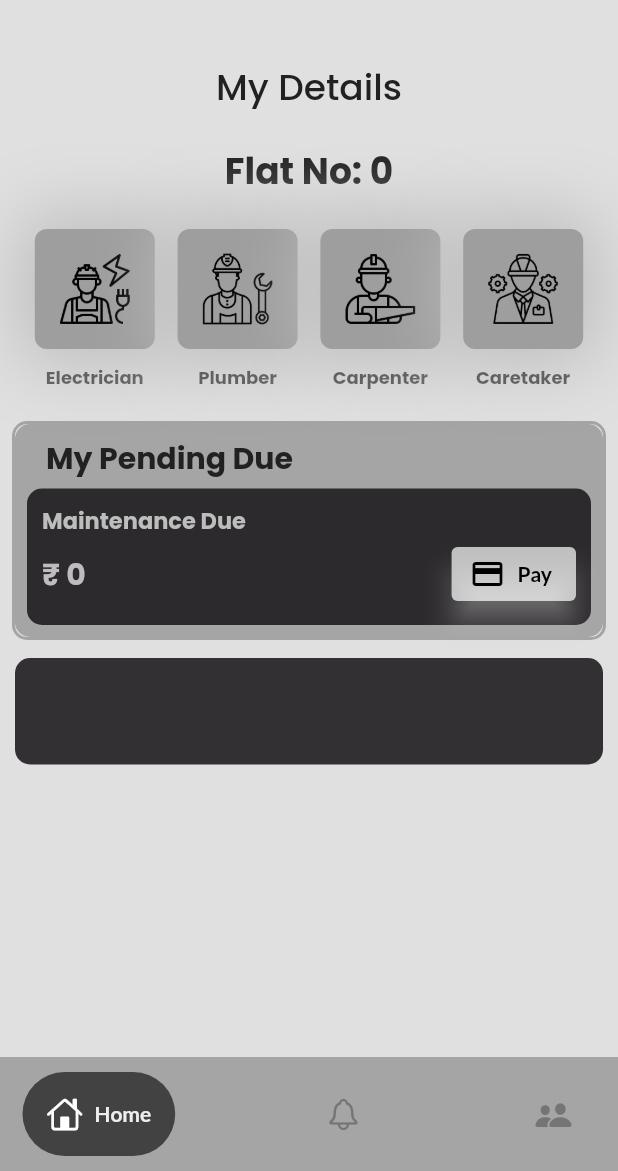
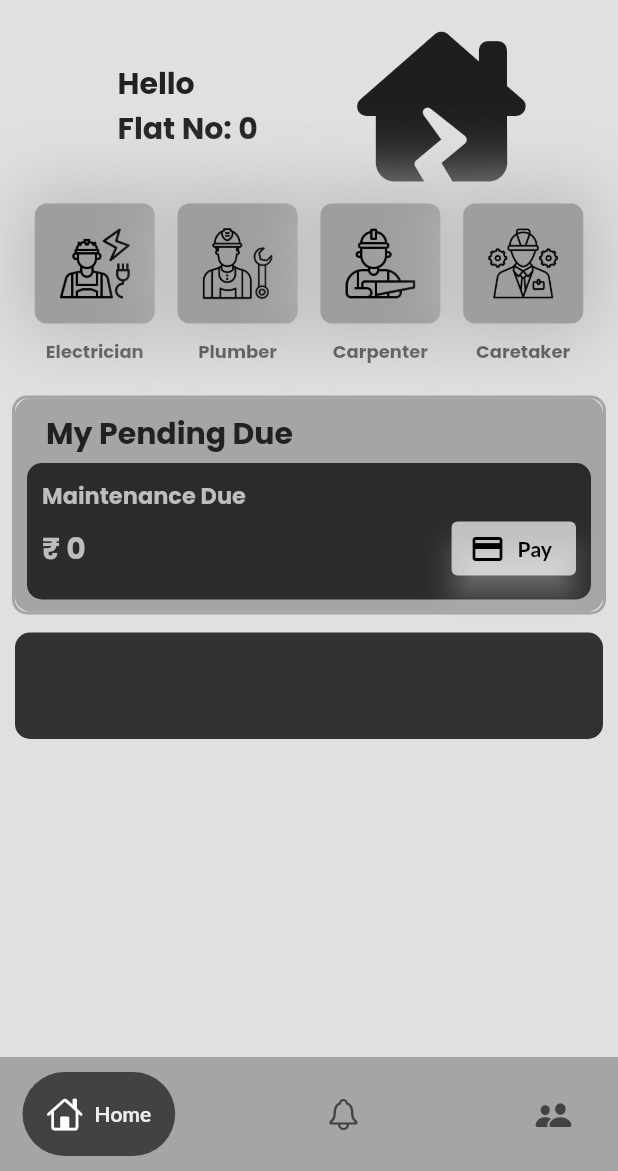
Before and after one commit to rishabhky/society_app, a Flutter app: the AdminHome screen opened directly with empty values, on a phone screen of 412 x 824 dp, the part 65-1236 px from its top. Run offline on Flutter 3.47's test engine with Material 2 defaults, Android fonts, the phone set to English and light mode, and no system bars; drawn by our look-alikes of google_nav_bar; our stand-ins replace cloud_firestore, file_picker, firebase_auth, firebase_core, firebase_storage, flutter_speed_dial and 3 more; missing offline and left inert: easy_pdf_viewer, razorpay_flutter; accounts and stored records are empty.

Commit message:
Maintenace page -2

```diff
--- a/lib/pages/admin_home.dart
+++ b/lib/pages/admin_home.dart
@@ -37,6 +37,7 @@ class _AdminHomeState extends State<AdminHome> {
   Razorpay _razorpay = Razorpay();
   int _selectedIndex = 0;
   int maintenance = 0;
+  String name = '';
 
   @override
   void initState() {
@@ -83,6 +84,7 @@ class _AdminHomeState extends State<AdminHome> {
           flatNumber = userData['flat'] ?? 0;
           isAdmin = userData['role'] ?? '';
           maintenance = userData['maintenance'] ?? 0;
+          name = userData['name'] ?? '';
         });
         print('User data exists: $userData');
       } else {
@@ -113,6 +115,7 @@ class _AdminHomeState extends State<AdminHome> {
           predefinedAmount: predefinedAmount,
           razorpay: _razorpay,
           flatNumber: flatNumber,
+          name: name,
         ),
       );
     } else if (index == 1) {
@@ -172,7 +175,7 @@ class _AdminHomeState extends State<AdminHome> {
         child: Padding(
           padding: const EdgeInsets.symmetric(horizontal: 15, vertical: 10),
           child: GNav(
-            color: Colors.grey.shade600,
+            color: Colors.grey.shade800,
             activeColor: Colors.white,
             tabBackgroundColor: Colors.grey.shade800,
             gap: 8,
--- a/lib/pages/home_page.dart
+++ b/lib/pages/home_page.dart
@@ -36,6 +36,7 @@ class _HomePageState extends State<HomePage> {
   Razorpay _razorpay = Razorpay();
   int _selectedIndex = 0;
   int maintenance = 0;
+  String name = '';
 
   @override
   void initState() {
@@ -82,6 +83,7 @@ class _HomePageState extends State<HomePage> {
           flatNumber = userData['flat'] ?? 0;
           isAdmin = userData['role'] ?? '';
           maintenance = userData['maintenance'] ?? 0;
+          name = userData['name'] ?? '';
         });
         print('User data exists: $userData');
       } else {
@@ -111,6 +113,7 @@ class _HomePageState extends State<HomePage> {
         predefinedAmount: predefinedAmount,
         razorpay: _razorpay,
         flatNumber: flatNumber,
+        name: name,
       );
     } else if (index == 1) {
       return NoticeBoardScreen(isAdmin: isAdmin == 'admin');
--- a/lib/pages/maintenance.dart
+++ b/lib/pages/maintenance.dart
@@ -4,7 +4,8 @@ import 'package:flutter/material.dart';
 import 'package:google_fonts/google_fonts.dart';
 import 'package:razorpay_flutter/razorpay_flutter.dart';
 import 'package:vmg/utils/mybutton.dart';
-
+import 'package:font_awesome_flutter/font_awesome_flutter.dart';
+import 'package:intl/intl.dart';
 import 'admin_home.dart';
 
 class MaintenanceScreen extends StatefulWidget {
@@ -12,12 +13,14 @@ class MaintenanceScreen extends StatefulWidget {
   final double predefinedAmount;
   final Razorpay razorpay;
   final int flatNumber;
+  final String name;
 
   MaintenanceScreen({
     required this.maintenance,
     required this.predefinedAmount,
     required this.razorpay,
     required this.flatNumber,
+    required this.name,
   });
 
   @override
@@ -68,30 +71,25 @@ class _MaintenanceScreenState extends State<MaintenanceScreen> {
           child: Center(
             child: Column(
               children: [
-                const SizedBox(
-                  height: 20,
-                ),
-                Text(
-                  "My Details",
-                  style: GoogleFonts.poppins(
-                    color: Colors.grey.shade900,
-                    fontSize: 24,
-                    fontWeight: FontWeight.w500,
-                  ),
-                ),
-                const SizedBox(
-                  height: 20,
-                ),
-                Text(
-                  "Flat No: ${widget.flatNumber}",
-                  style: GoogleFonts.poppins(
-                    color: Colors.grey.shade900,
-                    fontSize: 24,
-                    fontWeight: FontWeight.bold,
-                  ),
+                Row(
+                  mainAxisAlignment: MainAxisAlignment.spaceEvenly,
+                  children: [
+                    Text(
+                      " Hello ${widget.name}\n Flat No: ${widget.flatNumber}",
+                      style: GoogleFonts.poppins(
+                        color: Colors.grey.shade900,
+                        fontSize: 20,
+                        fontWeight: FontWeight.w700,
+                      ),
+                    ),
+                    Icon(
+                      FontAwesomeIcons.houseChimneyCrack,
+                      size: 100,
+                    )
+                  ],
                 ),
                 SizedBox(
-                  height: 20,
+                  height: 15,
                 ),
                 Row(
                   mainAxisAlignment: MainAxisAlignment.spaceEvenly,
--- a/pubspec.yaml
+++ b/pubspec.yaml
@@ -47,6 +47,7 @@ dependencies:
   file_picker: ^5.5.0
   easy_pdf_viewer: ^1.0.7
   pdf: ^3.10.4
+  intl: ^0.18.1
 
 
 
@@ -54,6 +55,7 @@ dev_dependencies:
   flutter_test:
     sdk: flutter
   flutter_launcher_icons: ^0.13.1
+  font_awesome_flutter: ^10.5.0
   # The "flutter_lints" package below contains a set of recommended lints to
   # encourage good coding practices. The lint set provided by the package is
   # activated in the `analysis_options.yaml` file located at the root of your
@@ -84,6 +86,7 @@ flutter:
     - assets/images/plumber.png
     - assets/images/carpenter.png
     - assets/images/man.png
+    - assets/images/home.png
   #   - images/a_dot_ham.jpeg
 
   # An image asset can refer to one or more resolution-specific "variants", see
```
Also changed, not shown: assets/images/home.png (added), pubspec.lock.
